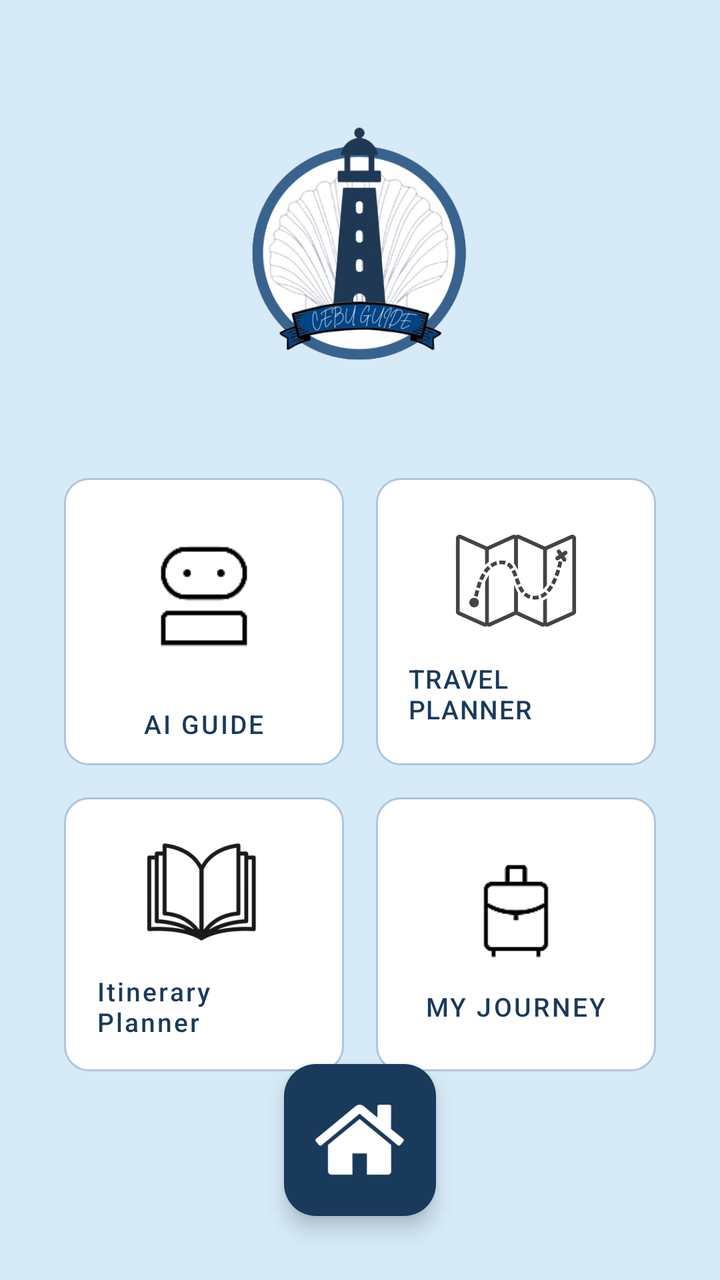
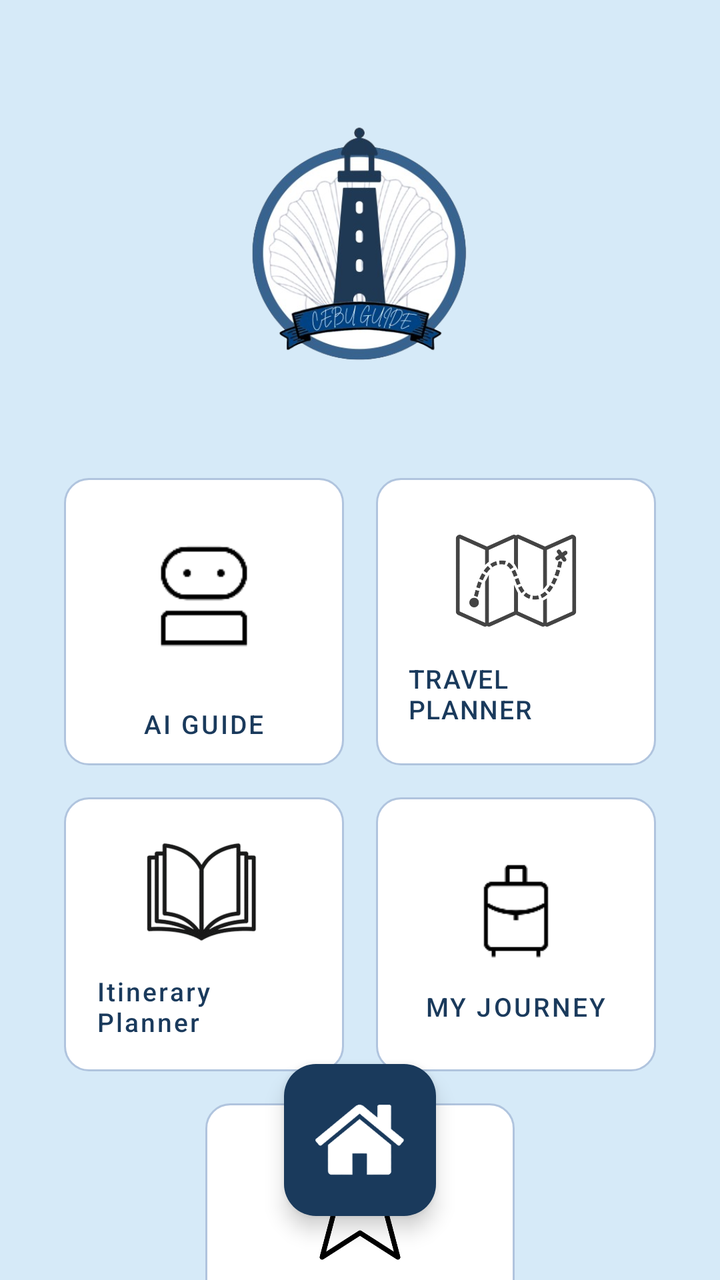

Compare the two renders of this Android layout. The source of the first and the diff that turns it into the second are given below.
<!-- AndroidManifest.xml: application theme Theme.FINALPROJECT -->
<!-- res/layout/activity_home.xml -->
<?xml version="1.0" encoding="utf-8"?>
<androidx.constraintlayout.widget.ConstraintLayout
    xmlns:android="http://schemas.android.com/apk/res/android"
    xmlns:app="http://schemas.android.com/apk/res-auto"
    xmlns:tools="http://schemas.android.com/tools"
    android:layout_width="match_parent"
    android:layout_height="match_parent"
    android:background="#D6EAF8">

    
    <ImageView
        android:id="@+id/imgLogo"
        android:layout_width="179dp"
        android:layout_height="175dp"
        android:layout_marginTop="32dp"
        android:contentDescription="Cebu Guide Logo"
        android:scaleType="fitCenter"
        android:src="@drawable/cebu_guide_logo"
        app:layout_constraintEnd_toEndOf="parent"
        app:layout_constraintStart_toStartOf="parent"
        app:layout_constraintTop_toTopOf="parent" />

    
    <GridLayout
        android:id="@+id/gridMenu"
        android:layout_width="0dp"
        android:layout_height="wrap_content"
        android:layout_marginTop="24dp"
        android:layout_marginStart="24dp"
        android:layout_marginEnd="24dp"
        android:columnCount="2"
        android:rowCount="2"
        android:useDefaultMargins="false"
        app:layout_constraintTop_toBottomOf="@id/imgLogo"
        app:layout_constraintStart_toStartOf="parent"
        app:layout_constraintEnd_toEndOf="parent">

        
        <LinearLayout
            android:id="@+id/cardAiGuide"
            android:layout_width="0dp"
            android:layout_height="wrap_content"
            android:layout_columnWeight="1"
            android:layout_rowWeight="1"
            android:layout_margin="8dp"
            android:orientation="vertical"
            android:gravity="center"
            android:padding="12dp"
            android:clickable="true"
            android:focusable="true"
            android:background="@drawable/card_bg">

            <ImageView
                android:layout_width="94dp"
                android:layout_height="94dp"
                android:contentDescription="AI Guide Icon"
                android:scaleType="fitCenter"
                android:rotationY="180"
                android:padding="10dp"
                android:tint="@color/black"
                android:src="@drawable/ai_icon"/>

            <TextView
                android:layout_width="wrap_content"
                android:layout_height="wrap_content"
                android:layout_marginTop="8dp"
                android:text="AI GUIDE"
                android:textColor="#1A3A5C"
                android:textSize="13sp"
                android:letterSpacing="0.08"
                android:fontFamily="sans-serif-medium" />
        </LinearLayout>

        
        <LinearLayout
            android:id="@+id/cardTravelPlanner"
            android:layout_width="0dp"
            android:layout_height="wrap_content"
            android:layout_columnWeight="1"
            android:layout_rowWeight="1"
            android:layout_margin="8dp"
            android:orientation="vertical"
            android:gravity="center"
            android:padding="16dp"
            android:clickable="true"
            android:focusable="true"
            android:background="@drawable/card_bg">

            <ImageView
                android:layout_width="64dp"
                android:layout_height="64dp"
                android:contentDescription="Travel Planner Icon"
                android:src="@drawable/planner_icon"
                android:scaleType="fitCenter" />

            <TextView
                android:layout_width="wrap_content"
                android:layout_height="wrap_content"
                android:layout_marginTop="8dp"
                android:text="TRAVEL PLANNER"
                android:textColor="#1A3A5C"
                android:textSize="13sp"
                android:letterSpacing="0.04"
                android:fontFamily="sans-serif-medium" />
        </LinearLayout>

        
        <LinearLayout
            android:id="@+id/cardItineraryPlanner"
            android:layout_width="0dp"
            android:layout_height="wrap_content"
            android:layout_columnWeight="1"
            android:layout_rowWeight="1"
            android:layout_margin="8dp"
            android:orientation="vertical"
            android:gravity="center"
            android:padding="16dp"
            android:clickable="true"
            android:focusable="true"
            android:background="@drawable/card_bg">

            <ImageView
                android:layout_width="64dp"
                android:layout_height="64dp"
                android:contentDescription="Itinerary Planner"
                android:src="@drawable/journey_icon"
                android:scaleType="fitCenter" />

            <TextView
                android:layout_width="wrap_content"
                android:layout_height="wrap_content"
                android:layout_marginTop="8dp"
                android:text="Itinerary Planner"
                android:textColor="#1A3A5C"
                android:textSize="13sp"
                android:letterSpacing="0.08"
                android:fontFamily="sans-serif-medium" />
        </LinearLayout>

        
        <LinearLayout
            android:id="@+id/cardMyJourney"
            android:layout_width="0dp"
            android:layout_height="wrap_content"
            android:layout_columnWeight="1"
            android:layout_rowWeight="1"
            android:layout_margin="8dp"
            android:orientation="vertical"
            android:gravity="center"
            android:padding="16dp"
            android:clickable="true"
            android:focusable="true"
            android:background="@drawable/card_bg">

            <ImageView
                android:layout_width="64dp"
                android:layout_height="64dp"
                android:contentDescription="My Journey Icon"
                android:src="@drawable/journey"
                android:tint="@color/black"
                android:scaleType="fitCenter" />

            <TextView
                android:layout_width="wrap_content"
                android:layout_height="wrap_content"
                android:layout_marginTop="8dp"
                android:text="MY JOURNEY"
                android:textColor="#1A3A5C"
                android:textSize="13sp"
                android:letterSpacing="0.08"
                android:fontFamily="sans-serif-medium" />
        </LinearLayout>

    </GridLayout>

    
    <com.google.android.material.floatingactionbutton.FloatingActionButton
        android:id="@+id/btnHome"
        android:layout_width="wrap_content"
        android:layout_height="wrap_content"
        app:fabCustomSize="76dp"
        android:layout_marginBottom="32dp"
        android:src="@drawable/ic_home"
        app:maxImageSize="75dp"
        app:backgroundTint="#1A3A5C"
        app:tint="@android:color/white"
        app:layout_constraintBottom_toBottomOf="parent"
        app:layout_constraintEnd_toEndOf="parent"
        app:layout_constraintStart_toStartOf="parent"/>

</androidx.constraintlayout.widget.ConstraintLayout>
<!-- resources referenced by this layout -->
<resources>
  <color name="black">#FF000000</color>
  <!-- drawable ai_icon: png bitmap (drawable, 1806 bytes) -->
  <!-- drawable card_bg (drawable) -->
  <?xml version="1.0" encoding="utf-8"?>
  <shape xmlns:android="http://schemas.android.com/apk/res/android">
      <solid android:color="#FFFFFF" />
      <corners android:radius="12dp" />
      <stroke
          android:width="1dp"
          android:color="#B0C4DE" />
  </shape>
  <!-- drawable cebu_guide_logo: png bitmap (drawable, 156654 bytes) -->
  <!-- drawable ic_home: png bitmap (drawable, 17838 bytes) -->
  <!-- drawable journey: png bitmap (drawable, 1390 bytes) -->
  <!-- drawable journey_icon: png bitmap (drawable, 67747 bytes) -->
  <!-- drawable planner_icon: png bitmap (drawable, 256421 bytes) -->
  <style name="Theme.FINALPROJECT" parent="Base.Theme.FINALPROJECT" />
  <style name="Base.Theme.FINALPROJECT" parent="Theme.Material3.DayNight.NoActionBar">
          
          
      </style>
</resources>

<!-- the commit's change to res/layout/activity_home.xml (unified diff, before → after) -->
@@ -174,6 +174,41 @@
     </GridLayout>
 
     
+    <LinearLayout
+        android:id="@+id/cardRating"
+        android:layout_width="0dp"
+        android:layout_height="wrap_content"
+        android:layout_marginTop="8dp"
+        android:orientation="vertical"
+        android:gravity="center"
+        android:padding="16dp"
+        android:clickable="true"
+        android:focusable="true"
+        android:background="@drawable/card_bg"
+        app:layout_constraintTop_toBottomOf="@id/gridMenu"
+        app:layout_constraintStart_toStartOf="parent"
+        app:layout_constraintEnd_toEndOf="parent"
+        app:layout_constraintWidth_percent="0.43">
+
+        <ImageView
+            android:layout_width="64dp"
+            android:layout_height="64dp"
+            android:contentDescription="Rating Icon"
+            android:src="@drawable/rating_icon"
+            android:scaleType="fitCenter" />
+
+        <TextView
+            android:layout_width="wrap_content"
+            android:layout_height="wrap_content"
+            android:layout_marginTop="8dp"
+            android:text="Rating"
+            android:textColor="#1A3A5C"
+            android:textSize="13sp"
+            android:letterSpacing="0.08"
+            android:fontFamily="sans-serif-medium" />
+    </LinearLayout>
+
+    
     <com.google.android.material.floatingactionbutton.FloatingActionButton
         android:id="@+id/btnHome"
         android:layout_width="wrap_content"
<!-- resource entries referenced after the edit -->
@@ -16,6 +16,7 @@
   <!-- drawable journey: png bitmap (drawable, 1390 bytes) -->
   <!-- drawable journey_icon: png bitmap (drawable, 67747 bytes) -->
   <!-- drawable planner_icon: png bitmap (drawable, 256421 bytes) -->
+  <!-- drawable rating_icon: png bitmap (drawable, 201633 bytes) -->
   <style name="Theme.FINALPROJECT" parent="Base.Theme.FINALPROJECT" />
   <style name="Base.Theme.FINALPROJECT" parent="Theme.Material3.DayNight.NoActionBar">
           
